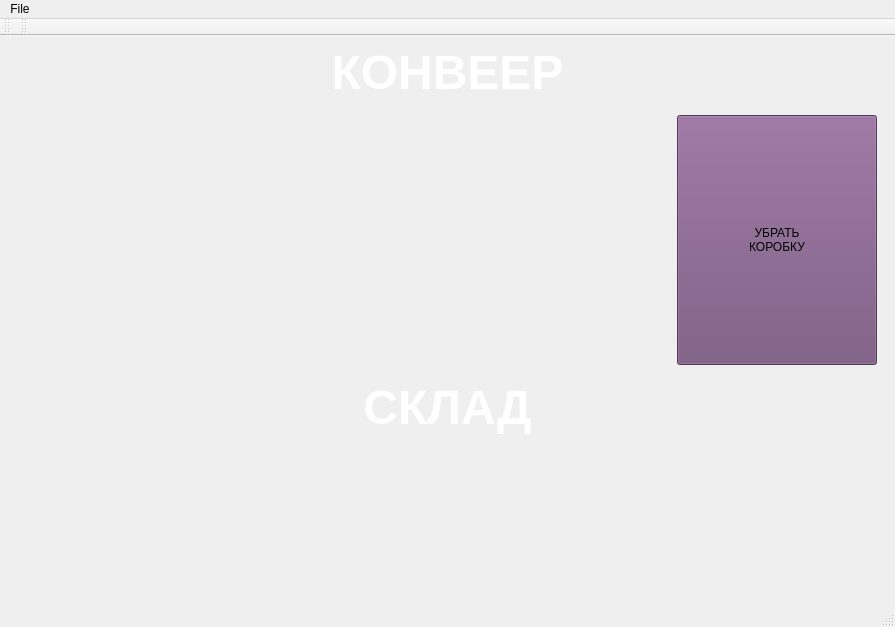
Qt form App/ExpoVisualisator/mainwindow.ui (break11/AutoStorage) before a commit.
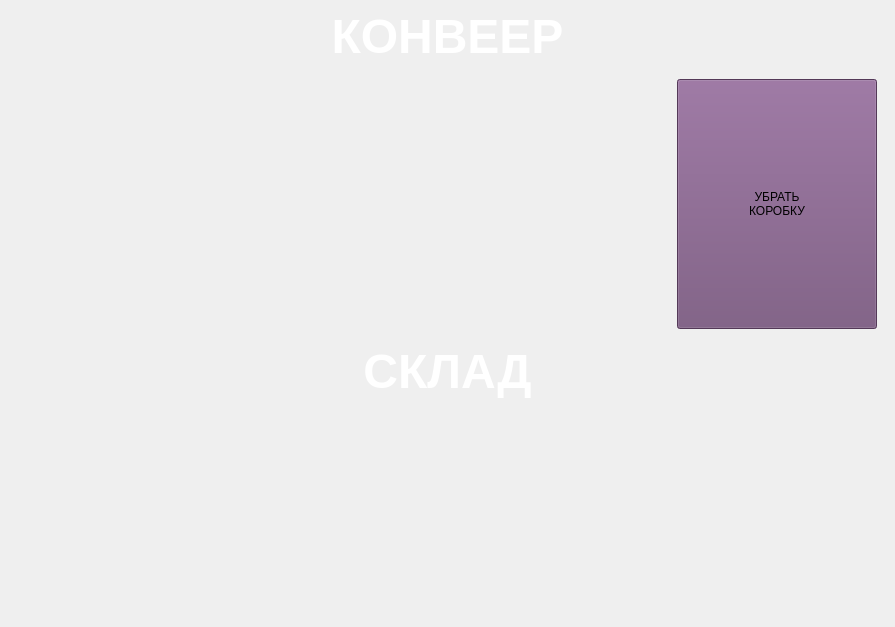
The same form after that commit. Icons and pictures are not drawn.

The edit to the form file:
```diff
--- a/App/ExpoVisualisator/mainwindow.ui
+++ b/App/ExpoVisualisator/mainwindow.ui
@@ -165,57 +165,17 @@
     </item>
    </layout>
   </widget>
-  <widget class="QStatusBar" name="statusbar"/>
-  <widget class="QToolBar" name="toolMain">
-   <property name="windowTitle">
-    <string>Scene tools</string>
+  <action name="acFullScreen">
+   <property name="text">
+    <string>FullScreen</string>
    </property>
-   <property name="orientation">
-    <enum>Qt::Horizontal</enum>
+   <property name="toolTip">
+    <string>FullScreen</string>
    </property>
-   <attribute name="toolBarArea">
-    <enum>TopToolBarArea</enum>
-   </attribute>
-   <attribute name="toolBarBreak">
-    <bool>false</bool>
-   </attribute>
-  </widget>
-  <widget class="QToolBar" name="toolEdit">
-   <property name="windowTitle">
-    <string>Graph tools</string>
+   <property name="shortcut">
+    <string>Ctrl+F</string>
    </property>
-   <property name="orientation">
-    <enum>Qt::Horizontal</enum>
-   </property>
-   <attribute name="toolBarArea">
-    <enum>TopToolBarArea</enum>
-   </attribute>
-   <attribute name="toolBarBreak">
-    <bool>false</bool>
-   </attribute>
-  </widget>
-  <widget class="QMenuBar" name="menubar">
-   <property name="geometry">
-    <rect>
-     <x>0</x>
-     <y>0</y>
-     <width>895</width>
-     <height>25</height>
-    </rect>
-   </property>
-   <property name="defaultUp">
-    <bool>false</bool>
-   </property>
-   <property name="nativeMenuBar">
-    <bool>true</bool>
-   </property>
-   <widget class="QMenu" name="menuFile">
-    <property name="title">
-     <string>File</string>
-    </property>
-   </widget>
-   <addaction name="menuFile"/>
-  </widget>
+  </action>
  </widget>
  <resources>
   <include location="images.qrc"/>
```
